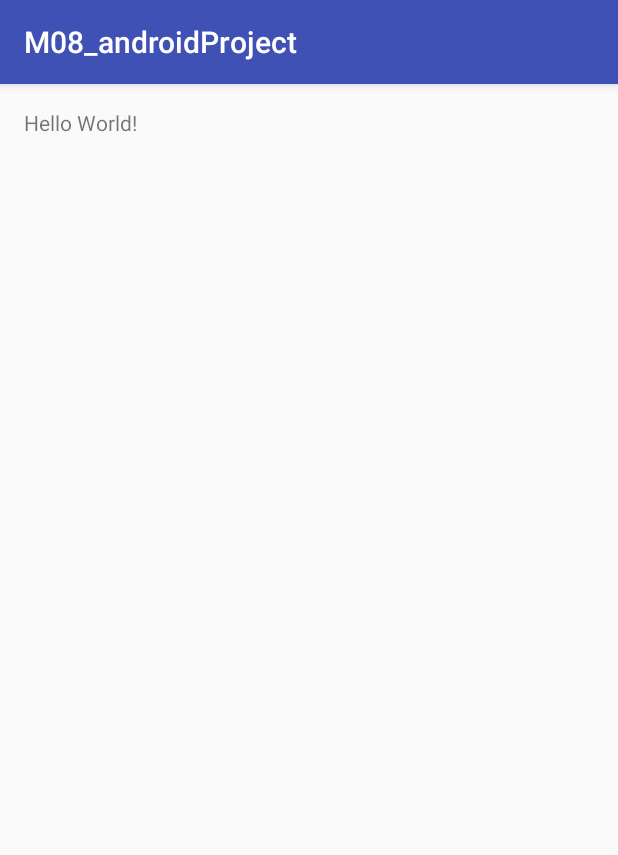
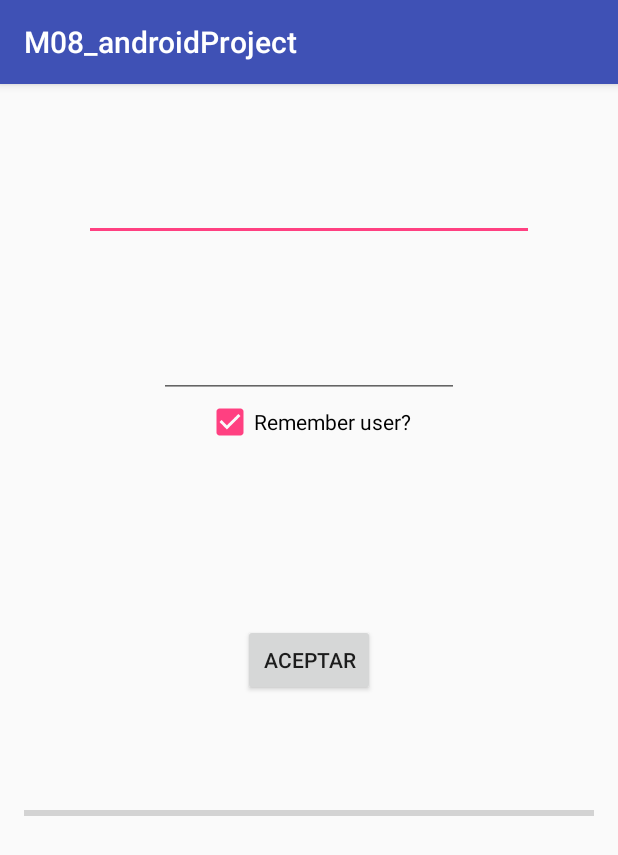
Before and after one commit to adri01205/M08_androidProject, an Android app: the screen it shows after launch (MainActivity), on a phone screen of 412 x 824 dp. Shown: the top 855 px of the screen. Run offline under Robolectric (Android 15) with nearby library versions, the phone set to English and light mode, and no system bars.

Commit message:
Login layout done

```diff
--- a/app/src/main/res/layout/activity_main.xml
+++ b/app/src/main/res/layout/activity_main.xml
@@ -9,8 +9,54 @@
     android:paddingTop="@dimen/activity_vertical_margin"
     tools:context="com.example.adri.m08_androidproject.MainActivity">
 
-    <TextView
+
+    <EditText
+        android:layout_width="300dp"
+        android:layout_height="wrap_content"
+        android:inputType="textPersonName"
+        android:ems="10"
+        android:id="@+id/et_Nickname"
+        android:layout_marginTop="43dp"
+        android:textAlignment="center"
+        android:layout_alignParentTop="true"
+        android:layout_centerHorizontal="true" />
+
+    <EditText
+        android:layout_width="200dp"
+        android:layout_height="wrap_content"
+        android:inputType="textPassword"
+        android:ems="10"
+        android:id="@+id/et_password"
+        android:layout_below="@+id/et_Nickname"
+        android:layout_centerHorizontal="true"
+        android:layout_marginTop="59dp"
+        android:textAlignment="center" />
+
+    <Button
         android:layout_width="wrap_content"
         android:layout_height="wrap_content"
-        android:text="Hello World!" />
+        android:text="Aceptar"
+        android:id="@+id/bt_Aceptar"
+        android:layout_centerVertical="true"
+        android:layout_centerHorizontal="true" />
+
+    <ProgressBar
+        style="?android:attr/progressBarStyleHorizontal"
+        android:layout_width="match_parent"
+        android:layout_height="50dp"
+        android:id="@+id/progressBar"
+        android:layout_marginTop="53dp"
+        android:max="100"
+        android:indeterminate="false"
+        android:layout_below="@+id/bt_Aceptar"
+        android:layout_alignParentStart="true" />
+
+    <CheckBox
+        android:layout_width="wrap_content"
+        android:layout_height="wrap_content"
+        android:text="Remember user?"
+        android:id="@+id/checkBox"
+        android:layout_below="@+id/et_password"
+        android:layout_centerHorizontal="true"
+        android:checked="true" />
 </RelativeLayout>
```
